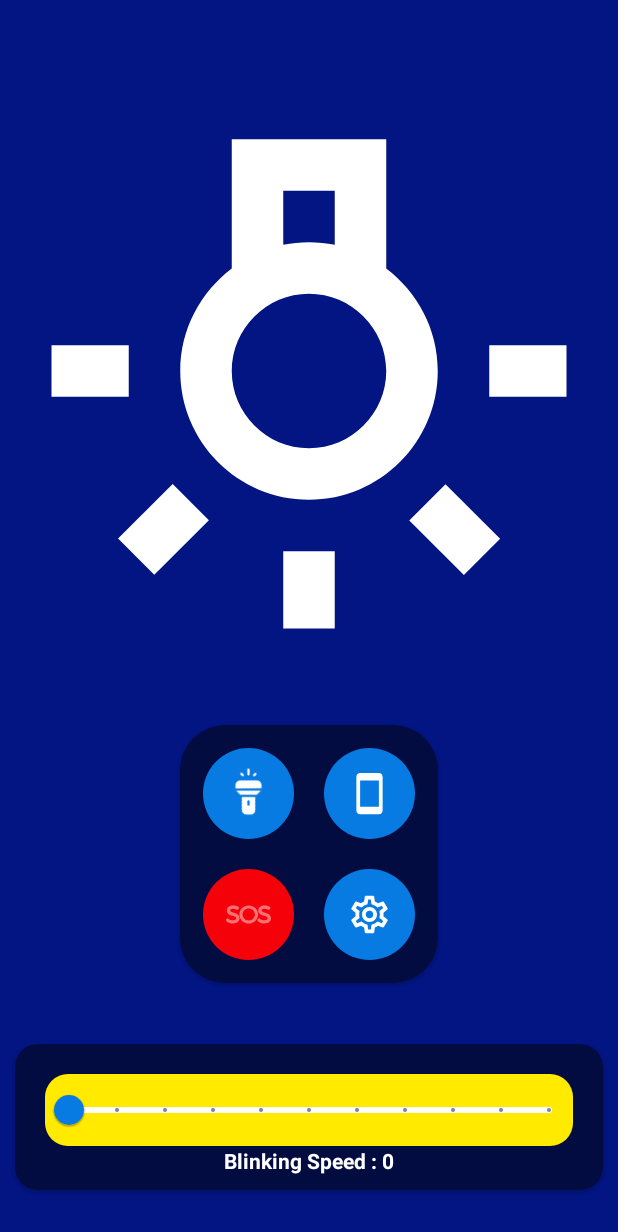
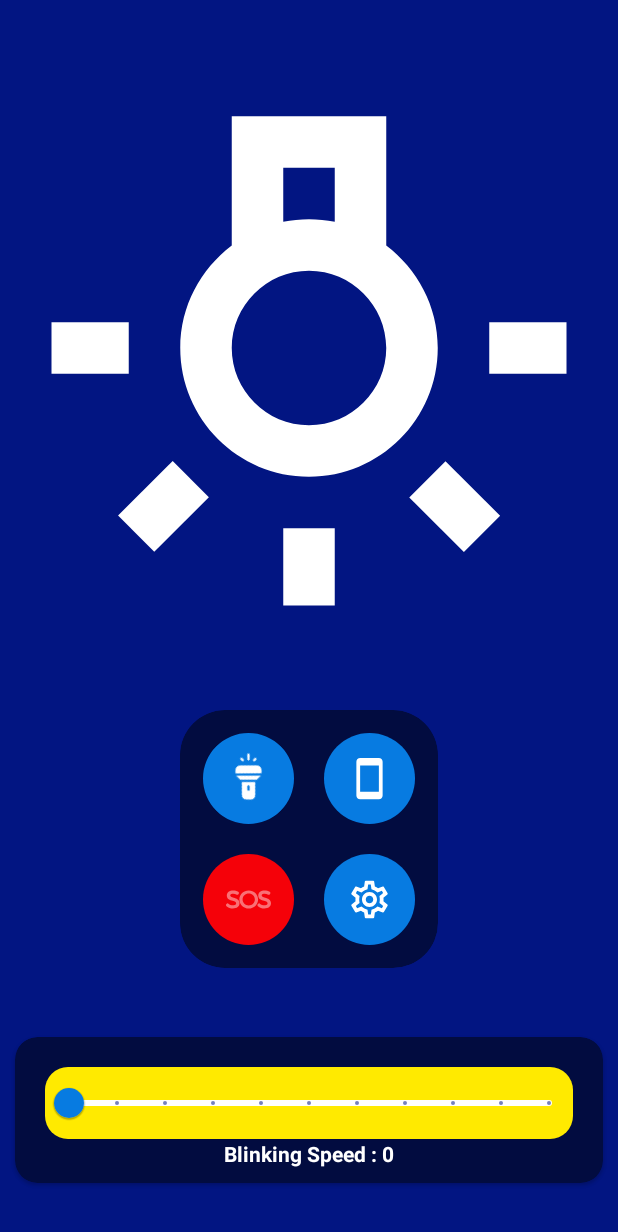
Before and after one commit to KaushalVasava/FlashLight, an Android app: the screen it shows after launch (MainActivity), on a phone screen of 412 x 824 dp. Shown: the top 1232 px of the screen. Run offline under Robolectric (Android 15) with nearby library versions, the phone set to English and light mode, and no system bars; our stand-ins replace navigation-ui; libraries missing offline, so code that uses them is left out: com.flask.colorpicker; 7 statements that could not run were skipped.

Commit message:
new update on flashlight plus

```diff
--- a/app/src/main/AndroidManifest.xml
+++ b/app/src/main/AndroidManifest.xml
@@ -13,11 +13,13 @@
     <application
         android:name=".util.App"
         android:allowBackup="true"
+        android:networkSecurityConfig="@xml/network_security_config"
         android:icon="@mipmap/ic_launcher"
         android:label="@string/app_name"
         android:roundIcon="@mipmap/ic_launcher_round"
         android:supportsRtl="true"
-        android:theme="@style/Theme.FlashLightPlus">
+        android:theme="@style/Theme.FlashLightPlus"
+        tools:targetApi="n">
         <meta-data
             android:name="com.google.android.gms.ads.APPLICATION_ID"
             android:value="@string/admob_app_id"/>
--- a/app/src/main/res/layout/fragment_home.xml
+++ b/app/src/main/res/layout/fragment_home.xml
@@ -7,15 +7,6 @@
     android:background="@color/blue"
     tools:context=".ui.fragments.HomeFragment">
 
-    <LinearLayout
-        android:id="@+id/banner_container"
-        android:layout_width="match_parent"
-        android:layout_height="wrap_content"
-        android:orientation="horizontal"
-        app:layout_constraintBottom_toTopOf="@id/torchBtn"
-        app:layout_constraintEnd_toEndOf="parent"
-        app:layout_constraintStart_toStartOf="parent"
-        app:layout_constraintTop_toTopOf="parent" />
 
     <com.google.android.material.card.MaterialCardView
         android:id="@+id/cardView"
@@ -175,6 +166,6 @@
         app:layout_constraintDimensionRatio="H,1:1"
         app:layout_constraintEnd_toEndOf="parent"
         app:layout_constraintStart_toStartOf="parent"
-        app:layout_constraintTop_toBottomOf="@id/banner_container" />
+        app:layout_constraintTop_toTopOf="parent" />
 
 </androidx.constraintlayout.widget.ConstraintLayout>
```
Also changed, not shown: app/build.gradle (+5 -3 lines), app/src/main/java/com/lahsuak/flashlight/ui/fragments/HomeFragment.kt (+0 -10 lines).
